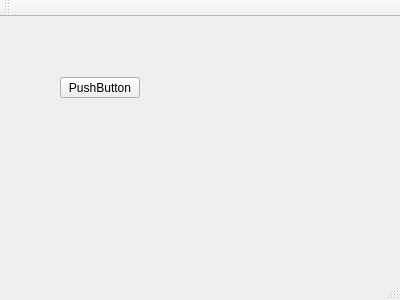
This is mainwindow.ui in sergeystarkov/kr_InterpreterVM as Qt 5 draws it before an edit. The edited form follows.
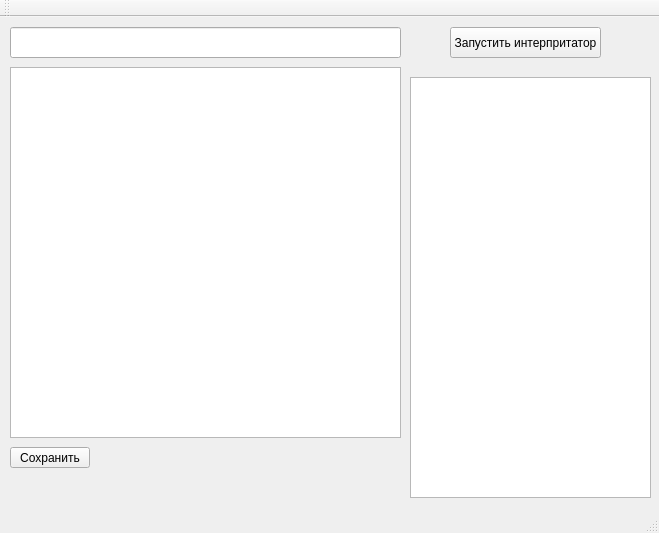
This is the edited form.

Patch:
```diff
--- a/mainwindow.ui
+++ b/mainwindow.ui
@@ -6,8 +6,8 @@
    <rect>
     <x>0</x>
     <y>0</y>
-    <width>400</width>
-    <height>300</height>
+    <width>659</width>
+    <height>533</height>
    </rect>
   </property>
   <property name="windowTitle">
@@ -17,14 +17,57 @@
    <widget class="QPushButton" name="pushButton">
     <property name="geometry">
      <rect>
-      <x>60</x>
+      <x>450</x>
+      <y>10</y>
+      <width>151</width>
+      <height>31</height>
+     </rect>
+    </property>
+    <property name="text">
+     <string>Запустить интерпритатор</string>
+    </property>
+   </widget>
+   <widget class="QTextBrowser" name="debugLog">
+    <property name="geometry">
+     <rect>
+      <x>410</x>
       <y>60</y>
+      <width>241</width>
+      <height>421</height>
+     </rect>
+    </property>
+   </widget>
+   <widget class="QTextEdit" name="programText">
+    <property name="geometry">
+     <rect>
+      <x>10</x>
+      <y>50</y>
+      <width>391</width>
+      <height>371</height>
+     </rect>
+    </property>
+   </widget>
+   <widget class="QLineEdit" name="pathToFile">
+    <property name="geometry">
+     <rect>
+      <x>10</x>
+      <y>10</y>
+      <width>391</width>
+      <height>31</height>
+     </rect>
+    </property>
+   </widget>
+   <widget class="QPushButton" name="save">
+    <property name="geometry">
+     <rect>
+      <x>10</x>
+      <y>430</y>
       <width>80</width>
       <height>21</height>
      </rect>
     </property>
     <property name="text">
-     <string>PushButton</string>
+     <string>Сохранить</string>
     </property>
    </widget>
   </widget>
```
Left out of the diff: 4 changed lines with no effect on the pictures.
